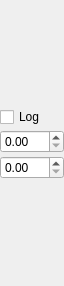
This is Code/Mantid/MantidQt/SliceViewer/inc/MantidQtSliceViewer/ColorBarWidget.ui in mantidproject/mantid as Qt 5 draws it before an edit. The edited form follows.
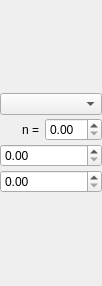
This is the edited form. Custom widgets are drawn as their Qt base class.

Commit message: Re #13463 Add power scale controls to Slice Viewer GUI

What changed in the file:
```diff
--- a/Code/Mantid/MantidQt/SliceViewer/inc/MantidQtSliceViewer/ColorBarWidget.ui
+++ b/Code/Mantid/MantidQt/SliceViewer/inc/MantidQtSliceViewer/ColorBarWidget.ui
@@ -6,7 +6,7 @@
    <rect>
     <x>0</x>
     <y>0</y>
-    <width>64</width>
+    <width>102</width>
     <height>286</height>
    </rect>
   </property>
@@ -26,14 +26,24 @@
       <number>3</number>
      </property>
      <item>
-      <widget class="QCheckBox" name="checkLog">
-       <property name="toolTip">
-        <string>Use a logarithmic color scale (when checked)</string>
-       </property>
+      <widget class="QComboBox" name="cmbScaleType"/>
+     </item>
+     <item>
+      <layout class="QHBoxLayout" name="horizontalLayout">
+       <item>
+        <widget class="QLabel" name="lblN">
        <property name="text">
-        <string>Log</string>
-       </property>
-      </widget>
+          <string>n =</string>
+         </property>
+         <property name="alignment">
+          <set>Qt::AlignRight|Qt::AlignTrailing|Qt::AlignVCenter</set>
+         </property>
+        </widget>
+       </item>
+       <item>
+        <widget class="QDoubleSpinBox" name="dspnN"/>
+       </item>
+      </layout>
      </item>
      <item>
       <widget class="QScienceSpinBox" name="valMax">
```
Lines whose indentation alone changed are shown as unchanged. The commit also changes 3 other files.
